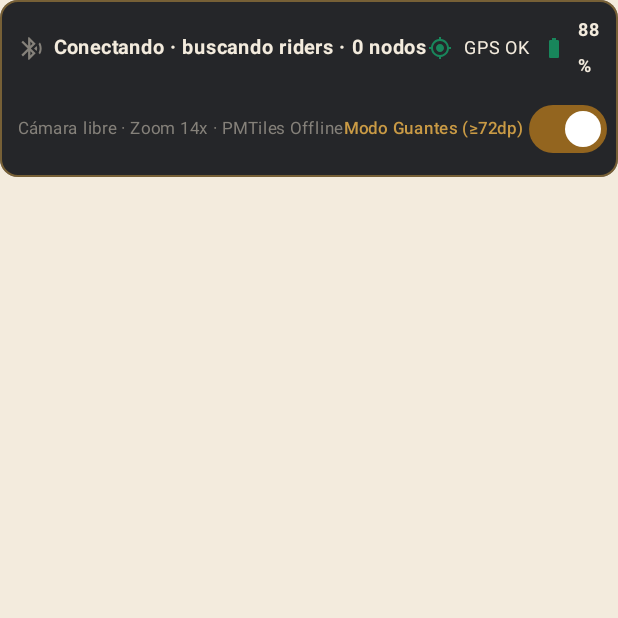
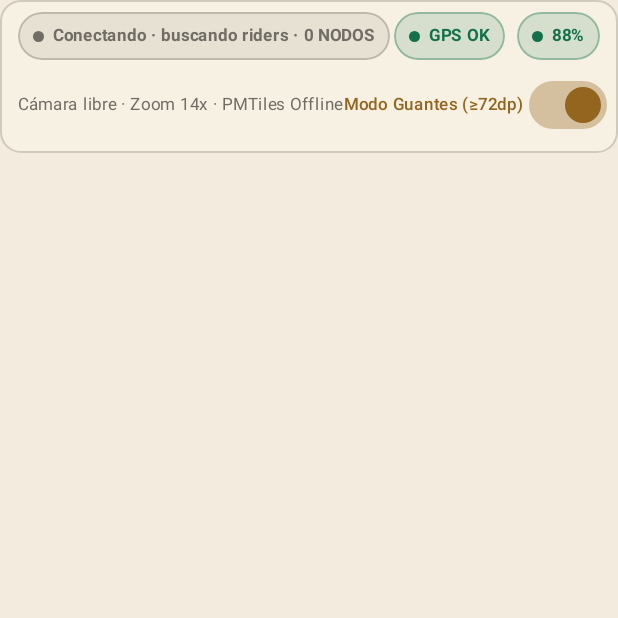
Before and after one commit to rutabikerssync-bot/Ruta-Biker-Sync, an Android app built with Jetpack Compose: the composable LiveMapTopStatusBar shown on its own in the app's theme, on a phone screen of 412 x 824 dp, the top half of it. Run offline under Robolectric (Android 15) with nearby library versions, the phone set to English and light mode, and no system bars; libraries missing offline, so code that uses them is left out: org.maplibre.android; 1 statement that could not run was skipped.

Commit message:
feat(ui): implement Paso 2 Heritage Riding Cabin with 3s hold stop and fullscreen mode

```diff
--- a/android/app/src/main/java/com/rutabikersync/app/feature/livemap/LiveMapScreen.kt
+++ b/android/app/src/main/java/com/rutabikersync/app/feature/livemap/LiveMapScreen.kt
@@ -18,6 +18,7 @@ import androidx.compose.foundation.layout.size
 import androidx.compose.foundation.shape.RoundedCornerShape
 import androidx.compose.material3.Icon
 import androidx.compose.material3.Switch
+import androidx.compose.material3.SwitchDefaults
 import androidx.compose.material3.Text
 import androidx.compose.runtime.Composable
 import androidx.compose.runtime.collectAsState
@@ -37,9 +38,14 @@ import androidx.compose.ui.unit.dp
 import androidx.compose.ui.unit.sp
 import androidx.compose.ui.viewinterop.AndroidView
 import androidx.lifecycle.viewmodel.compose.viewModel
+import com.rutabikersync.app.core.mesh.RideLifecycleState
 import com.rutabikersync.app.core.mesh.RideService
 import com.rutabikersync.app.ui.components.AppIcons
+import com.rutabikersync.app.ui.components.HeritageBadgeType
+import com.rutabikersync.app.ui.components.HeritageStatusBadge
+import com.rutabikersync.app.ui.components.HeritageStopRideHoldButton
 import com.rutabikersync.app.ui.theme.BikerColors
+import com.rutabikersync.app.ui.theme.HeritageTheme
 import org.maplibre.android.MapLibre
 import org.maplibre.android.camera.CameraPosition
 import org.maplibre.android.geometry.LatLng
@@ -189,8 +195,9 @@ fun LiveMapScreen(
                 verticalAlignment = Alignment.CenterVertically,
                 modifier = Modifier
                     .fillMaxWidth()
-                    .background(BikerColors.SurfaceDark.copy(alpha = 0.92f), RoundedCornerShape(8.dp))
-                    .padding(horizontal = 10.dp, vertical = 6.dp)
+                    .background(HeritageTheme.colors.surfaceElevated.copy(alpha = 0.94f), RoundedCornerShape(10.dp))
+                    .border(1.dp, HeritageTheme.colors.borderSubtle, RoundedCornerShape(10.dp))
+                    .padding(horizontal = 12.dp, vertical = 6.dp)
             ) {
                 Row(
                     verticalAlignment = Alignment.CenterVertically,
@@ -199,7 +206,7 @@ fun LiveMapScreen(
                     Icon(
                         imageVector = AppIcons.LeaderPin,
                         contentDescription = "Pin del líder",
-                        tint = BikerColors.PrimaryAmber,
+                        tint = HeritageTheme.colors.primary,
                         modifier = Modifier.size(16.dp)
                     )
                     val leaderText = state.leaderPin?.let {
@@ -207,7 +214,7 @@ fun LiveMapScreen(
                     } ?: "Pin Líder fijo"
                     Text(
                         text = leaderText,
-                        color = BikerColors.TextPrimary,
+                        color = HeritageTheme.colors.textPrimary,
                         fontSize = 11.sp,
                         fontWeight = FontWeight.SemiBold
                     )
@@ -215,7 +222,7 @@ fun LiveMapScreen(
 
                 Text(
                     text = state.osmAttribution,
-                    color = BikerColors.TextSecondary,
+                    color = HeritageTheme.colors.textSecondary,
                     fontSize = 11.sp
                 )
             }
@@ -223,10 +230,28 @@ fun LiveMapScreen(
             actionFeedback?.let { feedback ->
                 Text(
                     text = feedback,
-                    color = BikerColors.PrimaryAmber,
+                    color = HeritageTheme.colors.primary,
                     fontSize = 12.sp,
                     fontWeight = FontWeight.Bold,
                     modifier = Modifier.padding(horizontal = 4.dp)
+                )
+            }
+
+            // Control de parada sostenida de 3 segundos para modo rodada activa (evita toques involuntarios con guantes)
+            if (rideServiceState.lifecycleState == RideLifecycleState.RUNNING || rideServiceState.lifecycleState == RideLifecycleState.CONFIRMING_STOP) {
+                HeritageStopRideHoldButton(
+                    onHoldCompleted = {
+                        com.rutabikersync.app.core.uxtest.UxTestTracker.logEvent(
+                            "LIVE_MAP",
+                            "STOP_RIDE_HOLD_3S",
+                            "btn_detener_rodada_3s"
+                        )
+                        RideService.dispatchStopRide(context)
+                        actionFeedback = "Rodada finalizada. Guardando métricas..."
+                    },
+                    modifier = Modifier
+                        .fillMaxWidth()
+                        .padding(horizontal = 2.dp)
                 )
             }
 
@@ -294,8 +319,8 @@ private fun LiveMapTopStatusBar(
     Column(
         verticalArrangement = Arrangement.spacedBy(6.dp),
         modifier = modifier
-            .background(BikerColors.SurfaceDark.copy(alpha = 0.95f), RoundedCornerShape(12.dp))
-            .border(1.dp, BikerColors.PrimaryAmber.copy(alpha = 0.5f), RoundedCornerShape(12.dp))
+            .background(HeritageTheme.colors.surfaceElevated.copy(alpha = 0.95f), RoundedCornerShape(14.dp))
+            .border(1.dp, HeritageTheme.colors.borderSubtle, RoundedCornerShape(14.dp))
             .padding(horizontal = 12.dp, vertical = 8.dp)
     ) {
         Row(
@@ -303,57 +328,27 @@ private fun LiveMapTopStatusBar(
             verticalAlignment = Alignment.CenterVertically,
             modifier = Modifier.fillMaxWidth()
         ) {
-            // Estado de la mesh + número de nodos
-            Row(
-                verticalAlignment = Alignment.CenterVertically,
-                horizontalArrangement = Arrangement.spacedBy(6.dp)
-            ) {
-                val meshColor = when (state.connectivityState) {
-                    LiveMapConnectivityState.MESH_CONNECTED -> BikerColors.StatusGreen
-                    LiveMapConnectivityState.MESH_PARTIAL_ISLANDS -> BikerColors.StatusYellow
-                    LiveMapConnectivityState.CONNECTING, LiveMapConnectivityState.ALONE -> BikerColors.TextSecondary
-                }
-                Icon(
-                    imageVector = AppIcons.BleFieldTest,
-                    contentDescription = null,
-                    tint = meshColor,
-                    modifier = Modifier.size(18.dp)
-                )
-                Text(
-                    text = "${state.connectivityState.label} · ${state.connectedNodesCount} nodos",
-                    color = BikerColors.TextPrimary,
-                    fontSize = 13.sp,
-                    fontWeight = FontWeight.Bold
-                )
+            val meshBadgeType = when (state.connectivityState) {
+                LiveMapConnectivityState.MESH_CONNECTED -> HeritageBadgeType.SAFE
+                LiveMapConnectivityState.MESH_PARTIAL_ISLANDS -> HeritageBadgeType.WARNING
+                LiveMapConnectivityState.CONNECTING, LiveMapConnectivityState.ALONE -> HeritageBadgeType.NEUTRAL
             }
+            HeritageStatusBadge(
+                text = "${state.connectivityState.label} · ${state.connectedNodesCount} NODOS",
+                type = meshBadgeType
+            )
 
-            // Estado GPS + Batería
             Row(
                 verticalAlignment = Alignment.CenterVertically,
                 horizontalArrangement = Arrangement.spacedBy(8.dp)
             ) {
-                Icon(
-                    imageVector = if (state.gpsFixed) AppIcons.GpsFixed else AppIcons.GpsNotFixed,
-                    contentDescription = if (state.gpsFixed) "GPS fijado" else "GPS sin fijar",
-                    tint = if (state.gpsFixed) BikerColors.StatusGreen else BikerColors.StatusYellow,
-                    modifier = Modifier.size(16.dp)
+                HeritageStatusBadge(
+                    text = if (state.gpsFixed) "GPS OK" else "SIN GPS",
+                    type = if (state.gpsFixed) HeritageBadgeType.SAFE else HeritageBadgeType.WARNING
                 )
-                Text(
-                    text = if (state.gpsFixed) "GPS OK" else "Sin GPS",
-                    color = BikerColors.TextPrimary,
-                    fontSize = 12.sp
-                )
-                Icon(
-                    imageVector = AppIcons.BatteryStd,
-                    contentDescription = "Batería",
-                    tint = if (state.localBatteryPercent < 20) BikerColors.StatusRed else BikerColors.StatusGreen,
-                    modifier = Modifier.size(16.dp)
-                )
-                Text(
+                HeritageStatusBadge(
                     text = "${state.localBatteryPercent}%",
-                    color = BikerColors.TextPrimary,
-                    fontSize = 12.sp,
-                    fontWeight = FontWeight.Bold
+                    type = if (state.localBatteryPercent < 20) HeritageBadgeType.DANGER else HeritageBadgeType.SAFE
                 )
             }
         }
@@ -369,7 +364,7 @@ private fun LiveMapTopStatusBar(
                 } else {
                     "Cámara libre · Zoom ${state.cameraZoom.roundToInt()}x · PMTiles Offline"
                 },
-                color = BikerColors.TextSecondary,
+                color = HeritageTheme.colors.textSecondary,
                 fontSize = 11.sp
             )
 
@@ -379,13 +374,19 @@ private fun LiveMapTopStatusBar(
             ) {
                 Text(
                     text = "Modo Guantes (≥72dp)",
-                    color = BikerColors.PrimaryAmber,
+                    color = HeritageTheme.colors.primary,
                     fontSize = 11.sp,
                     fontWeight = FontWeight.SemiBold
                 )
                 Switch(
                     checked = state.glovesMode,
-                    onCheckedChange = onToggleGlovesMode
+                    onCheckedChange = onToggleGlovesMode,
+                    colors = SwitchDefaults.colors(
+                        checkedThumbColor = HeritageTheme.colors.primary,
+                        checkedTrackColor = HeritageTheme.colors.primary.copy(alpha = 0.35f),
+                        uncheckedThumbColor = HeritageTheme.colors.textSecondary,
+                        uncheckedTrackColor = HeritageTheme.colors.surface
+                    )
                 )
             }
         }
```
Also changed, not shown: android/app/src/main/java/com/rutabikersync/app/ui/navigation/MainAppScaffold.kt (+10 -4 lines), 1 other file.
